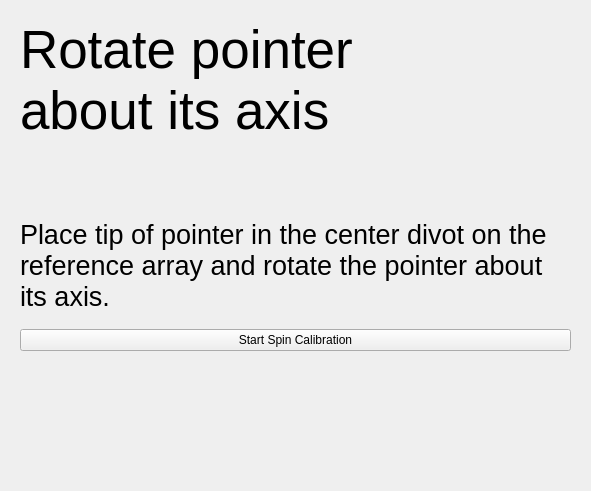
Above: Registration/Resources/UI/Registration.ui from NousNav/SlicerOpenNav before the change. Below: the same form after it.
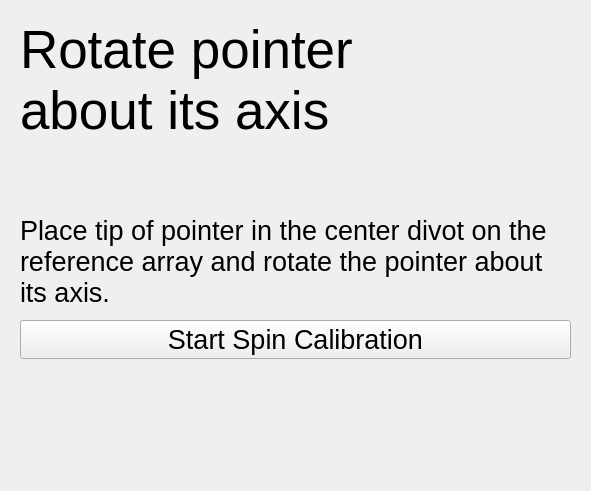
That is the form after the change. Custom widgets are drawn as their Qt base class.

Commit message:
ENH: Increase font size
- Labels and buttons in left-hand side menu
- Info prompt
- Hardware selection dialog
- Header in tab bars
- Buttons in bottom navigation bar

Patch:
```diff
--- a/Registration/Resources/UI/Registration.ui
+++ b/Registration/Resources/UI/Registration.ui
@@ -226,6 +226,11 @@
        </item>
        <item>
         <widget class="QPushButton" name="SpinCalibrationButton">
+         <property name="font">
+          <font>
+           <pointsize>20</pointsize>
+          </font>
+         </property>
          <property name="text">
           <string>Start Spin Calibration</string>
          </property>
@@ -233,6 +238,11 @@
        </item>
        <item>
         <widget class="QLabel" name="RMSLabelSpin">
+         <property name="font">
+          <font>
+           <pointsize>20</pointsize>
+          </font>
+         </property>
          <property name="text">
           <string/>
          </property>
```
Left out of the diff: 10 changed lines with no effect on the pictures. The commit also changes 3 other files.
